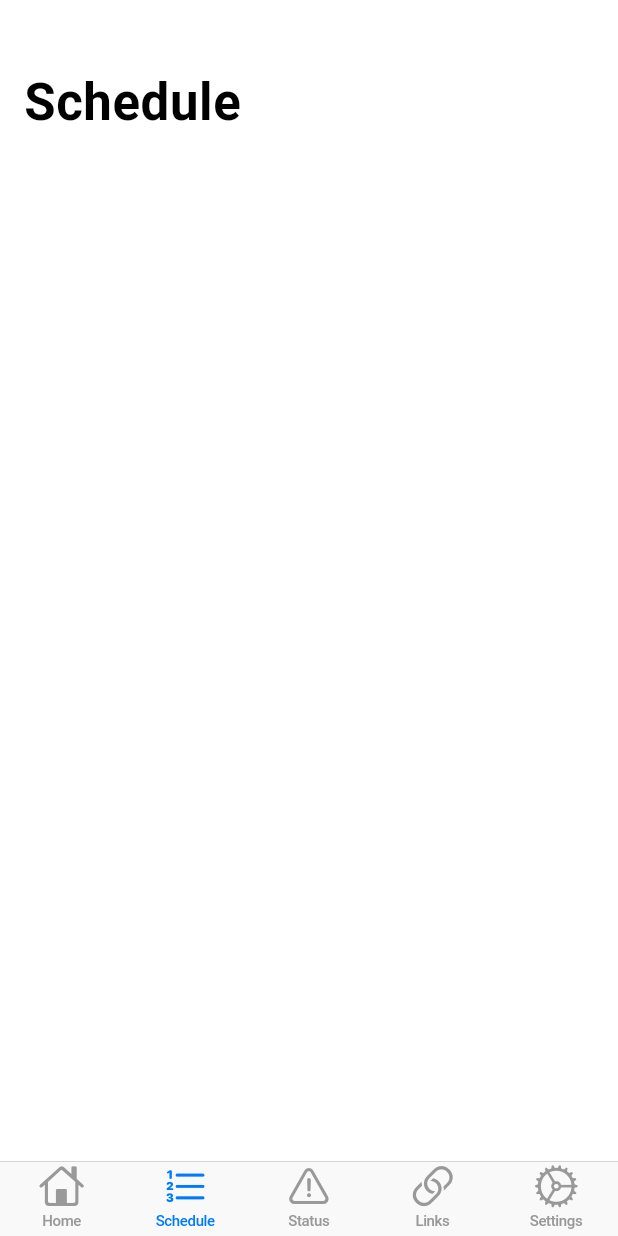
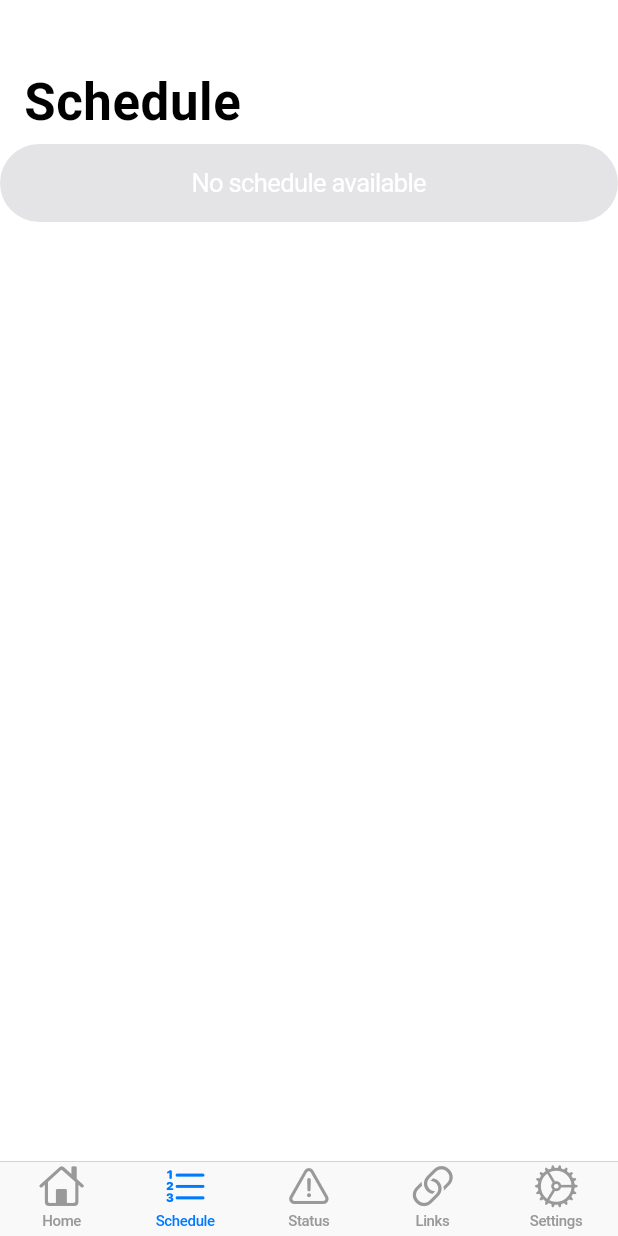
Before and after one commit to StuyDeveloper/stuy-schedule, a Flutter app: the screen it shows after launch, item 2 of the bottom bar chosen, on a phone screen of 412 x 824 dp. Run offline on Flutter 3.47's test engine with Material 3 defaults, Android fonts, the phone set to English and light mode, and no system bars.

Commit message:
text box for schedule page

```diff
--- a/lib/screens/schedule.dart
+++ b/lib/screens/schedule.dart
@@ -22,6 +22,29 @@ class ScheduleTabState extends State<ScheduleTab> {
         CupertinoSliverNavigationBar(
           largeTitle: Text('Schedule'),
         ),
+        SliverList(
+          delegate: SliverChildListDelegate.fixed(
+            <Widget>[
+              DecoratedBox(
+                decoration: BoxDecoration(
+                  color: CupertinoColors.systemFill,
+                  borderRadius: BorderRadius.all(Radius.circular(60)),
+                ),
+                child: Padding(
+                  padding: EdgeInsets.all(16),
+                  child: Center(
+                    child: Text(
+                      'No schedule available',
+                      style: TextStyle(
+                        color: CupertinoColors.white,
+                      ),
+                    ),
+                  ),
+                ),
+              ),
+            ],
+          ),
+        ),
       ],
     );
   }
```
Also changed, not shown: pubspec.lock.
